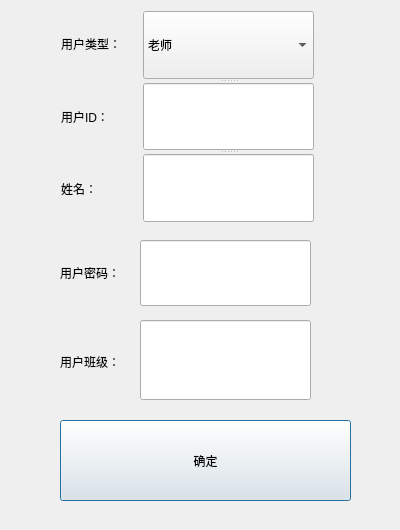
First picture: the form in adduserdialog.ui, repository Cabbage-Cat/SelfTestSystemProject, before the edit.
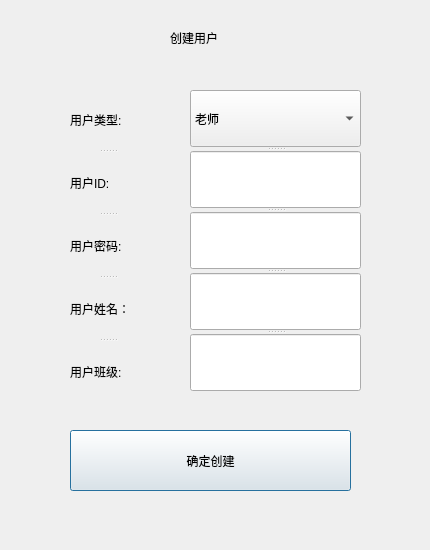
Second picture: the form after the edit.

Diff of the .ui file:
```diff
--- a/adduserdialog.ui
+++ b/adduserdialog.ui
@@ -6,112 +6,84 @@
    <rect>
     <x>0</x>
     <y>0</y>
-    <width>400</width>
-    <height>530</height>
+    <width>430</width>
+    <height>550</height>
    </rect>
   </property>
   <property name="windowTitle">
    <string>Dialog</string>
   </property>
+  <widget class="QLabel" name="label_6">
+   <property name="geometry">
+    <rect>
+     <x>170</x>
+     <y>30</y>
+     <width>72</width>
+     <height>15</height>
+    </rect>
+   </property>
+   <property name="text">
+    <string>创建用户</string>
+   </property>
+  </widget>
   <widget class="QPushButton" name="confirmPushButton">
    <property name="geometry">
     <rect>
-     <x>60</x>
-     <y>420</y>
-     <width>291</width>
-     <height>81</height>
+     <x>70</x>
+     <y>430</y>
+     <width>281</width>
+     <height>61</height>
     </rect>
    </property>
    <property name="text">
-    <string>确定</string>
+    <string>确定创建</string>
    </property>
   </widget>
-  <widget class="QLabel" name="label_4">
+  <widget class="QSplitter" name="splitter_2">
    <property name="geometry">
     <rect>
-     <x>60</x>
-     <y>320</y>
+     <x>70</x>
+     <y>90</y>
      <width>75</width>
-     <height>83</height>
+     <height>311</height>
     </rect>
    </property>
-   <property name="text">
-    <string>用户班级：</string>
+   <property name="orientation">
+    <enum>Qt::Vertical</enum>
    </property>
-  </widget>
-  <widget class="QLineEdit" name="classNumberLineEdit">
-   <property name="geometry">
-    <rect>
-     <x>140</x>
-     <y>320</y>
-     <width>171</width>
-     <height>80</height>
-    </rect>
-   </property>
-  </widget>
   <widget class="QLabel" name="label_5">
-   <property name="geometry">
-    <rect>
-     <x>60</x>
-     <y>240</y>
-     <width>75</width>
-     <height>65</height>
-    </rect>
-   </property>
    <property name="text">
-    <string>用户密码：</string>
-   </property>
-  </widget>
-  <widget class="QLineEdit" name="passwordLineEdit_2">
-   <property name="geometry">
-    <rect>
-     <x>140</x>
-     <y>240</y>
-     <width>171</width>
-     <height>66</height>
-    </rect>
-   </property>
-  </widget>
-  <widget class="QWidget" name="">
-   <property name="geometry">
-    <rect>
-     <x>61</x>
-     <y>11</y>
-     <width>77</width>
-     <height>211</height>
-    </rect>
-   </property>
-   <layout class="QVBoxLayout" name="verticalLayout">
-    <item>
+     <string>用户类型:</string>
+    </property>
+   </widget>
      <widget class="QLabel" name="label">
       <property name="text">
-       <string>用户类型：</string>
-      </property>
-     </widget>
-    </item>
-    <item>
+     <string>用户ID:</string>
+    </property>
+   </widget>
      <widget class="QLabel" name="label_2">
       <property name="text">
-       <string>用户ID：</string>
-      </property>
-     </widget>
-    </item>
-    <item>
+     <string>用户密码:</string>
+    </property>
+   </widget>
      <widget class="QLabel" name="label_3">
       <property name="text">
-       <string>姓名：</string>
-      </property>
-     </widget>
-    </item>
-   </layout>
+     <string>用户姓名：</string>
+    </property>
+   </widget>
+   <widget class="QLabel" name="label_4">
+    <property name="text">
+     <string>用户班级:</string>
+    </property>
+   </widget>
   </widget>
   <widget class="QSplitter" name="splitter">
    <property name="geometry">
     <rect>
-     <x>143</x>
-     <y>11</y>
+     <x>190</x>
+     <y>90</y>
      <width>171</width>
-     <height>211</height>
+     <height>301</height>
     </rect>
    </property>
    <property name="orientation">
@@ -130,7 +102,9 @@
     </item>
    </widget>
    <widget class="QLineEdit" name="idLineEdit"/>
-   <widget class="QLineEdit" name="lineEdit"/>
+   <widget class="QLineEdit" name="passwordLineEdit"/>
+   <widget class="QLineEdit" name="nameLineEdit"/>
+   <widget class="QLineEdit" name="classNumberLineEdit"/>
   </widget>
  </widget>
  <resources/>
```
Lines whose indentation alone changed are shown as unchanged.
